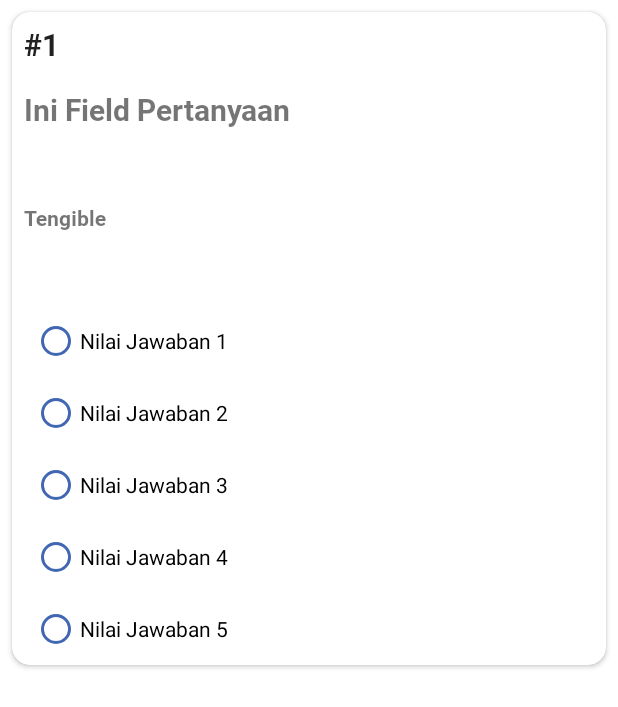
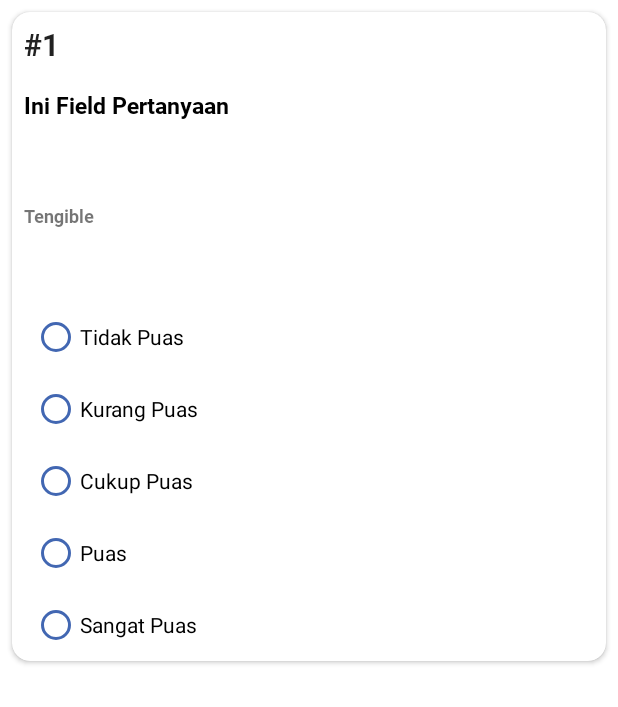
Before and after one commit to RizkyRockatansky/SurveyMembuktikan, an Android app: the layout rcv_pertanyaan.xml on its own in the app's theme, with its tools: preview values and no code run, on a phone screen of 412 x 824 dp. Shown: the top 707 px of the screen. Run offline under Robolectric (Android 15) with nearby library versions, the phone set to English and light mode, and no system bars.

Commit message:
perbaikan layouting:

```diff
--- a/app/src/main/java/app/skripsi/aspinkepumas/api/ApiClient.java
+++ b/app/src/main/java/app/skripsi/aspinkepumas/api/ApiClient.java
@@ -7,7 +7,7 @@ import retrofit2.Retrofit;
 import retrofit2.converter.gson.GsonConverterFactory;
 
 public class ApiClient {
-    private static final String BASE_URL = "http://192.168.1.4/posyii2/backend/API/";
+    private static final String BASE_URL = "http://192.168.50.27/posyii2/backend/API/";
     private static Retrofit retrofit;
 
     public static Retrofit getClient(){
--- a/app/src/main/java/app/skripsi/aspinkepumas/ui/aboutactivity/AboutActivity.java
+++ b/app/src/main/java/app/skripsi/aspinkepumas/ui/aboutactivity/AboutActivity.java
@@ -41,9 +41,7 @@ public class AboutActivity extends AppCompatActivity {
 
         recyclerView.setLayoutManager(layoutManager);
         recyclerView.setItemAnimator(new DefaultItemAnimator());
-    }
 
-    public void showData(View view){
 
         apiInterface = ApiClient.getClient().create(ApiInterface.class);
 
--- a/app/src/main/res/layout/activity_about.xml
+++ b/app/src/main/res/layout/activity_about.xml
@@ -53,8 +53,7 @@
         android:textSize="25sp"
         android:layout_marginTop="100dp"
         android:layout_width="wrap_content"
-        android:layout_height="wrap_content"
-        android:onClick="showData"/>
+        android:layout_height="wrap_content"/>
     <LinearLayout
         android:layout_width="fill_parent"
         android:layout_height="fill_parent"
--- a/app/src/main/res/layout/cv_tentang.xml
+++ b/app/src/main/res/layout/cv_tentang.xml
@@ -16,12 +16,16 @@
             android:layout_width="match_parent"
             android:id="@+id/tv_judul"
             android:layout_margin="8dp"
+            android:text="AAAAAA"
+            android:gravity="center"
             android:fontFamily="@font/font1"
             android:textSize="20sp"
             android:layout_height="wrap_content"/>
         <TextView
             android:layout_width="match_parent"
+            android:text="bbbb"
             android:layout_margin="8dp"
+            android:gravity="center_horizontal"
             android:id="@+id/tv_deskripsi"
             android:layout_height="wrap_content"/>
 
--- a/app/src/main/res/layout/rcv_pertanyaan.xml
+++ b/app/src/main/res/layout/rcv_pertanyaan.xml
@@ -29,15 +29,17 @@
         <TextView
             android:layout_width="match_parent"
             android:layout_margin="8dp"
+            android:textColor="@color/black"
             android:text="Ini Field Pertanyaan"
             android:id="@+id/tv_nama_pertanyaan"
             android:fontFamily="@font/font1"
-            android:textSize="20sp"
+            android:textSize="15sp"
             android:layout_height="60dp"/>
 
         <TextView
             android:layout_width="match_parent"
             android:layout_margin="8dp"
+            android:textSize="12sp"
             android:text="Tengible"
             android:id="@+id/tv_nama_kategori"
             android:fontFamily="@font/font1"
@@ -49,6 +51,7 @@
             android:fontFamily="@font/font1"
             android:editable="false"
             android:layout_margin="8dp"
+            android:textColor="@color/white"
             android:background="#FFF"
             android:id="@+id/et_id_kategori"
             android:layout_height="wrap_content"
@@ -70,35 +73,35 @@
                 android:layout_marginLeft="13dp"
                 android:layout_width="match_parent"
                 android:layout_height="wrap_content"
-                android:text="Nilai Jawaban 1"
+                android:text="Tidak Puas"
                 android:buttonTint="@color/splashcolor"/>
 
             <RadioButton android:id="@+id/rb_2"
                 android:layout_marginLeft="13dp"
                 android:layout_width="match_parent"
                 android:layout_height="wrap_content"
-                android:text="Nilai Jawaban 2"
+                android:text="Kurang Puas"
                 android:buttonTint="@color/splashcolor"/>
 
             <RadioButton android:id="@+id/rb_3"
                 android:layout_marginLeft="13dp"
                 android:layout_width="match_parent"
                 android:layout_height="wrap_content"
-                android:text="Nilai Jawaban 3"
+                android:text="Cukup Puas"
                 android:buttonTint="@color/splashcolor"/>
 
             <RadioButton android:id="@+id/rb_4"
                 android:layout_marginLeft="13dp"
                 android:layout_width="match_parent"
                 android:layout_height="wrap_content"
-                android:text="Nilai Jawaban 4"
+                android:text="Puas"
                 android:buttonTint="@color/splashcolor"/>
 
             <RadioButton android:id="@+id/rb_5"
                 android:layout_marginLeft="13dp"
                 android:layout_width="match_parent"
                 android:layout_height="wrap_content"
-                android:text="Nilai Jawaban 5 "
+                android:text="Sangat Puas "
                 android:buttonTint="@color/splashcolor"/>
 
         </RadioGroup>
--- a/app/src/main/res/xml/network_security_config.xml
+++ b/app/src/main/res/xml/network_security_config.xml
@@ -1,6 +1,6 @@
 <?xml version="1.0" encoding="utf-8"?>
 <network-security-config xmlns:tools="http://schemas.android.com/tools">
     <domain-config cleartextTrafficPermitted="true">
-        <domain includeSubdomains="true">192.168.1.4</domain>
+        <domain includeSubdomains="true">192.168.50.27</domain>
     </domain-config>
 </network-security-config>
```
